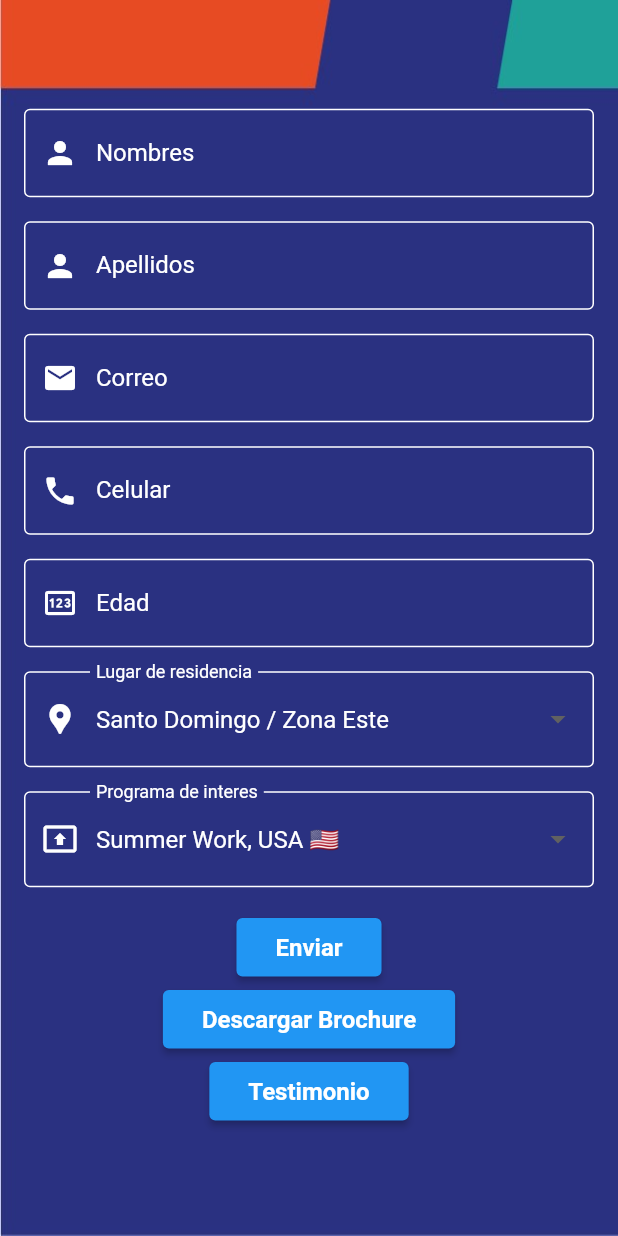
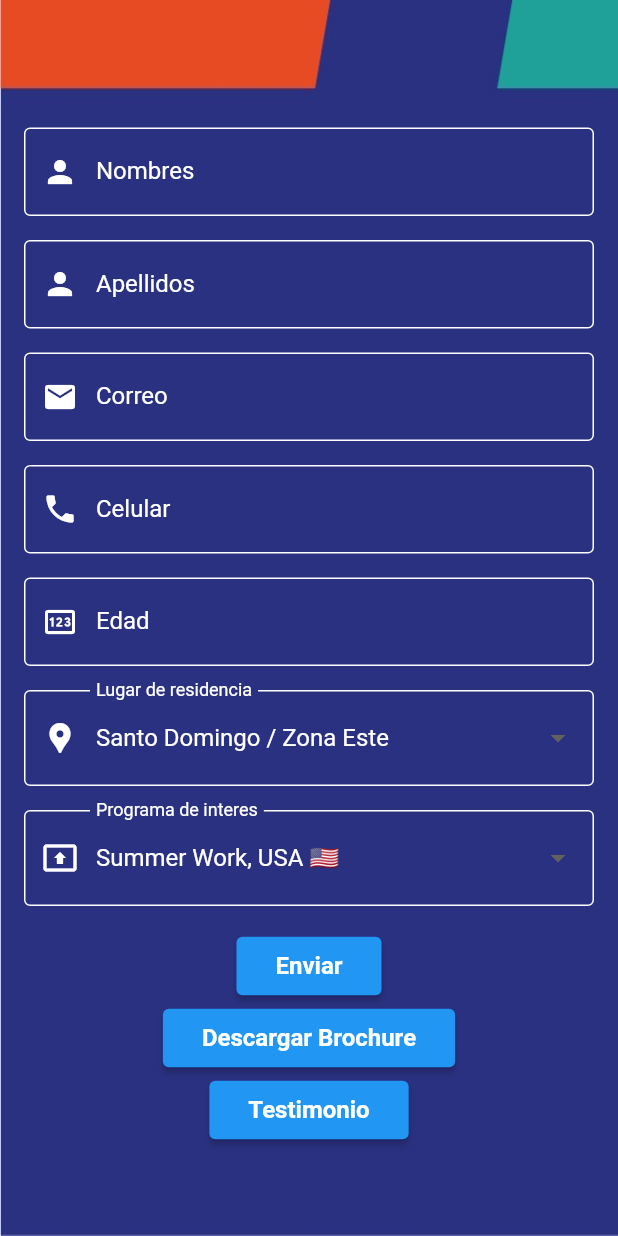
Before and after one commit to Edo09/adecform, a Flutter app: the Formpage screen opened directly, on a phone screen of 412 x 824 dp. Run offline on Flutter 3.47's test engine with Material 2 defaults, Android fonts, the phone set to English and light mode, and no system bars; our stand-ins replace dio, open_file, upgrader, video_player; missing offline and left inert: mailer.

Commit message:
adding singlescrollview

```diff
--- a/lib/formpage.dart
+++ b/lib/formpage.dart
@@ -276,17 +276,22 @@ class _FormpageState extends State<Formpage> {
     return SafeArea(
       child: Scaffold(
         body: Container(
+          height: double.maxFinite,
           decoration: const BoxDecoration(
               image: DecorationImage(
             image: AssetImage('assets/bg2.jpg'),
             fit: BoxFit.fill,
           )),
-          padding: const EdgeInsets.all(16.0),
+          padding: const EdgeInsets.symmetric(vertical: 5, horizontal: 16),
+          child: SingleChildScrollView(
             child: Form(
               key: _formKey,
               child: Column(
                 mainAxisAlignment: MainAxisAlignment.center,
                 children: [
+                  const SizedBox(
+                    height: 80,
+                  ),
                   TextFormField(
                     style: const TextStyle(color: Colors.white),
                     controller: _nameController,
@@ -371,8 +376,8 @@ class _FormpageState extends State<Formpage> {
                       if (value!.isEmpty) {
                         return 'Campo vacío';
                       }
-                    bool emailValid =
-                        RegExp(r"^[a-zA-Z0-9.a-zA-Z0-9.!#$%&'*+-/=?^_`{|}~]+@[a-zA-Z0-9]+\.[a-zA-Z]+").hasMatch(value);
+                      bool emailValid = RegExp(r"^[a-zA-Z0-9.a-zA-Z0-9.!#$%&'*+-/=?^_`{|}~]+@[a-zA-Z0-9]+\.[a-zA-Z]+")
+                          .hasMatch(value);
                       if (!emailValid) {
                         return 'Correo Invalido';
                       }
@@ -561,6 +566,7 @@ class _FormpageState extends State<Formpage> {
             ),
           ),
         ),
+      ),
     );
   }
 }
```
Lines whose indentation alone changed are shown as unchanged.
